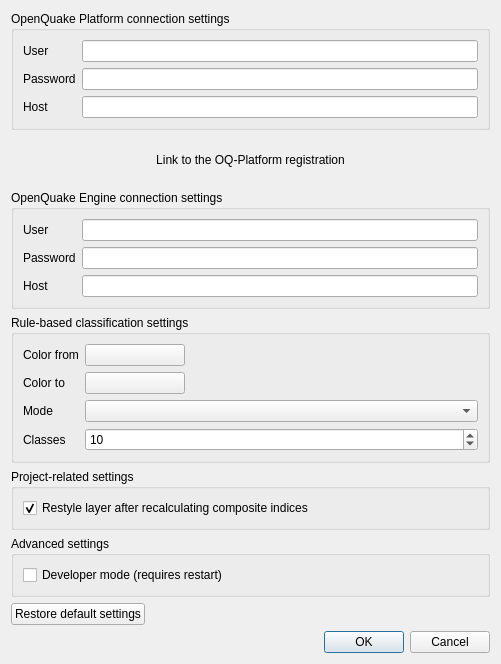
This is svir/ui/ui_settings.ui in gem/oq-irmt-qgis as Qt 5 draws it before an edit. The edited form follows.
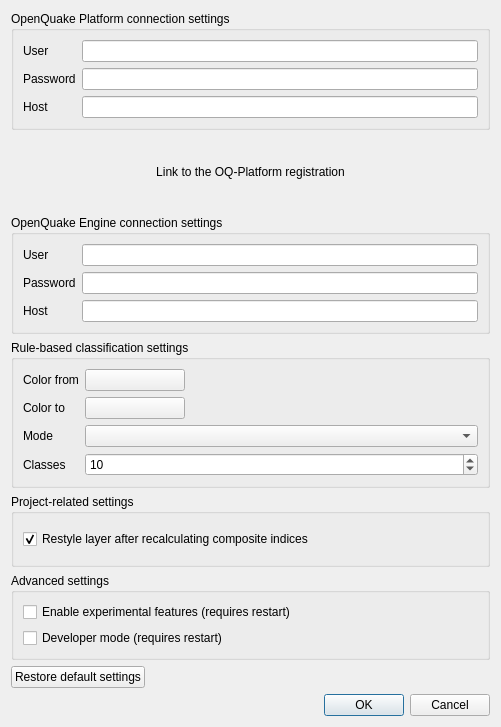
This is the edited form.

Commit message: Add checkbox to enable/disable experimental features

Patch:
```diff
--- a/svir/ui/ui_settings.ui
+++ b/svir/ui/ui_settings.ui
@@ -7,7 +7,7 @@
     <x>0</x>
     <y>0</y>
     <width>501</width>
-    <height>664</height>
+    <height>727</height>
    </rect>
   </property>
   <property name="windowTitle">
@@ -250,6 +250,13 @@
       <string>Advanced settings</string>
      </property>
      <layout class="QVBoxLayout" name="verticalLayout_3">
+      <item>
+       <widget class="QCheckBox" name="enable_experimental_ckb">
+        <property name="text">
+         <string>Enable experimental features (requires restart)</string>
+        </property>
+       </widget>
+      </item>
       <item>
        <widget class="QCheckBox" name="developermodeCheck">
         <property name="toolTip">
```
The commit also changes 3 other files.
